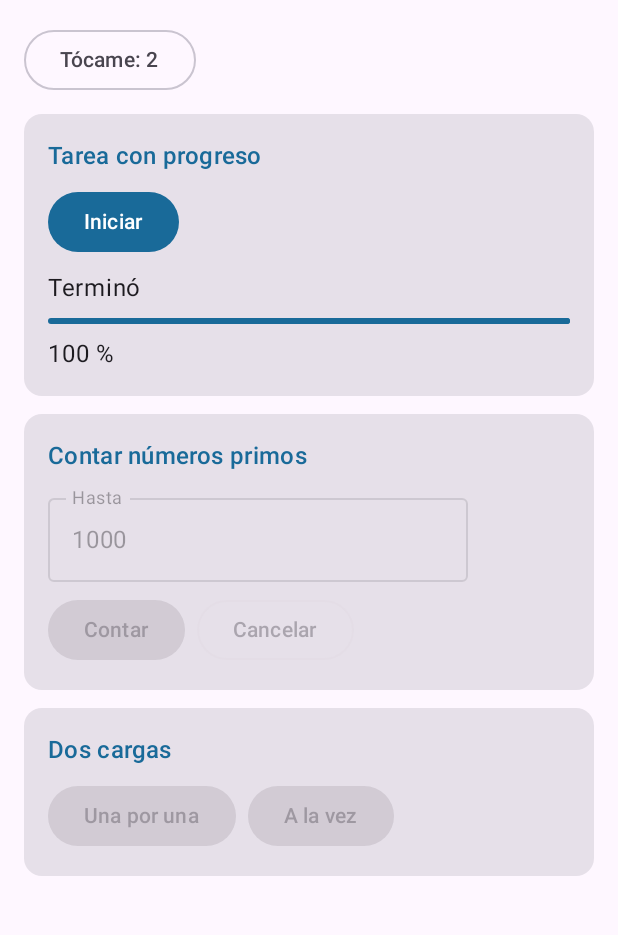
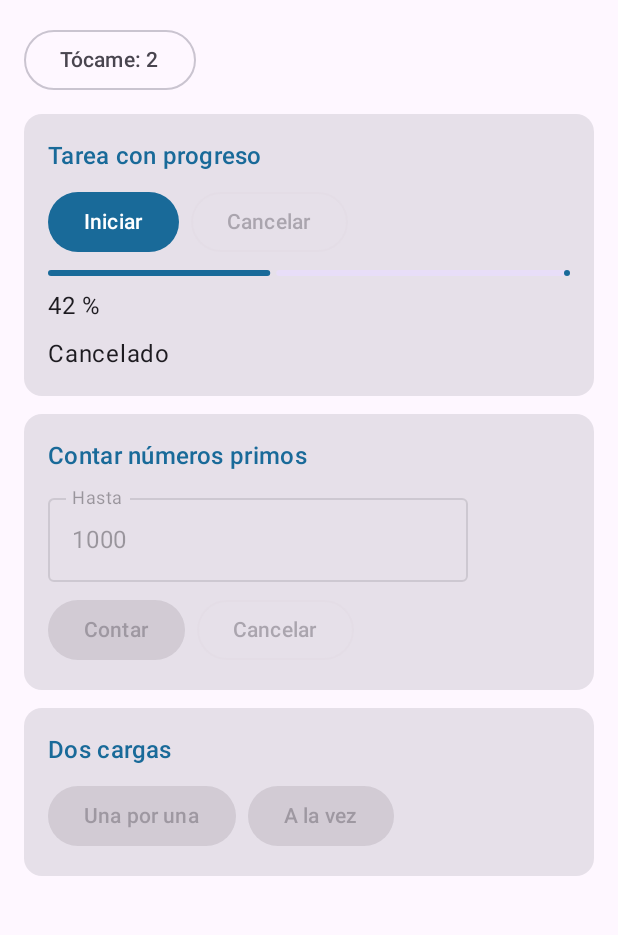
Before and after one commit to huancogrecia/CentroTareas_Huanco, an Android app built with Jetpack Compose: the screen it shows after launch (MainActivity), after a tap on an icon or button, on a phone screen of 412 x 824 dp, the part 96-1031 px from its top. Run offline under Robolectric (Android 15) with nearby library versions, the phone set to English and light mode, and no system bars; 3 other taps on this screen came first.

Commit message:
feat(cancelar): permite cancelar la tarea con Job

```diff
--- a/app/src/main/java/com/huanco/centrotareas/ui/PantallaTareas.kt
+++ b/app/src/main/java/com/huanco/centrotareas/ui/PantallaTareas.kt
@@ -16,6 +16,7 @@ import com.huanco.centrotareas.viewmodel.TareasViewModel
 fun PantallaTareas(vm: TareasViewModel) {
     val mensaje by vm.mensaje.collectAsState()
     val progreso by vm.progreso.collectAsState()
+    val corriendo by vm.corriendo.collectAsState()
     var toques by rememberSaveable { mutableIntStateOf(0) }
 
     Scaffold(
@@ -38,15 +39,20 @@ fun PantallaTareas(vm: TareasViewModel) {
                 Text("Tócame: $toques")
             }
             TarjetaTarea("Tarea con progreso") {
-                Button(onClick = vm::tareaLarga) {
-                    Text("Iniciar")
+                Row(horizontalArrangement = Arrangement.spacedBy(8.dp)) {
+                    Button(onClick = vm::tareaLarga, enabled = !corriendo) {
+                        Text("Iniciar")
+                    }
+                    OutlinedButton(onClick = vm::cancelar, enabled = corriendo) {
+                        Text("Cancelar")
+                    }
                 }
-                Text(mensaje)
                 LinearProgressIndicator(
                     progress = { progreso },
                     modifier = Modifier.fillMaxWidth()
                 )
                 Text("${(progreso * 100).roundToInt()} %")
+                Text(mensaje)
             }
             TarjetaTarea("Contar números primos") {
                 OutlinedTextField(
--- a/app/src/main/java/com/huanco/centrotareas/viewmodel/TareasViewModel.kt
+++ b/app/src/main/java/com/huanco/centrotareas/viewmodel/TareasViewModel.kt
@@ -6,7 +6,9 @@ import androidx.lifecycle.viewModelScope
 import com.huanco.centrotareas.data.TareasRepository
 import com.huanco.centrotareas.model.CargaUi
 import com.huanco.centrotareas.model.PrimosUi
+import kotlinx.coroutines.CancellationException
 import kotlinx.coroutines.Dispatchers
+import kotlinx.coroutines.Job
 import kotlinx.coroutines.delay
 import kotlinx.coroutines.flow.MutableStateFlow
 import kotlinx.coroutines.flow.StateFlow
@@ -27,8 +29,16 @@ class TareasViewModel(private val repo: TareasRepository) : ViewModel() {
     private val _carga = MutableStateFlow<CargaUi>(CargaUi.Inicial)
     val carga: StateFlow<CargaUi> = _carga.asStateFlow()
 
+    private var trabajo: Job? = null
+    private val _corriendo = MutableStateFlow(false)
+    val corriendo: StateFlow<Boolean> = _corriendo.asStateFlow()
+
     fun tareaLarga() {
-        viewModelScope.launch {
+        if (_corriendo.value) return
+
+        trabajo = viewModelScope.launch {
+            _corriendo.value = true
+            try {
                 _progreso.value = 0f
                 _mensaje.value = "Trabajando..."
                 Log.d("HILO", "Antes: ${Thread.currentThread().name}")
@@ -41,6 +51,16 @@ class TareasViewModel(private val repo: TareasRepository) : ViewModel() {
                 }
                 Log.d("HILO", "Despues: ${Thread.currentThread().name}")
                 _mensaje.value = "Terminó"
+            } catch (cancelacion: CancellationException) {
+                _mensaje.value = "Cancelado"
+                throw cancelacion
+            } finally {
+                _corriendo.value = false
             }
         }
     }
+
+    fun cancelar() {
+        trabajo?.cancel()
+    }
+}
```
Lines whose indentation alone changed are shown as unchanged.
